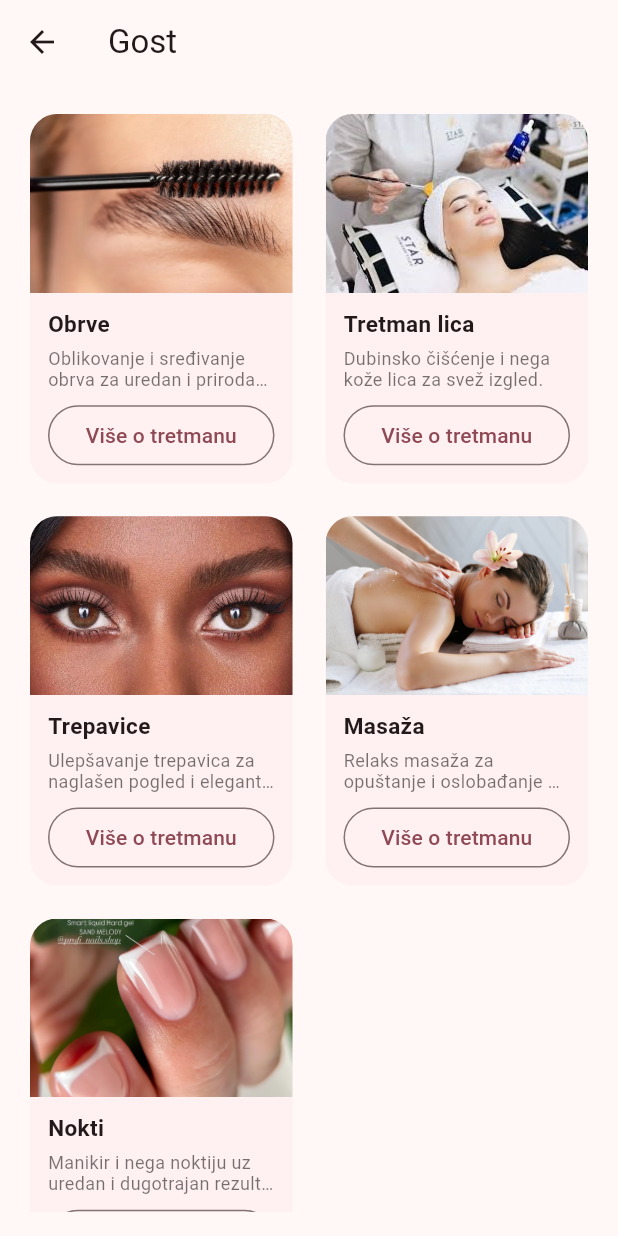
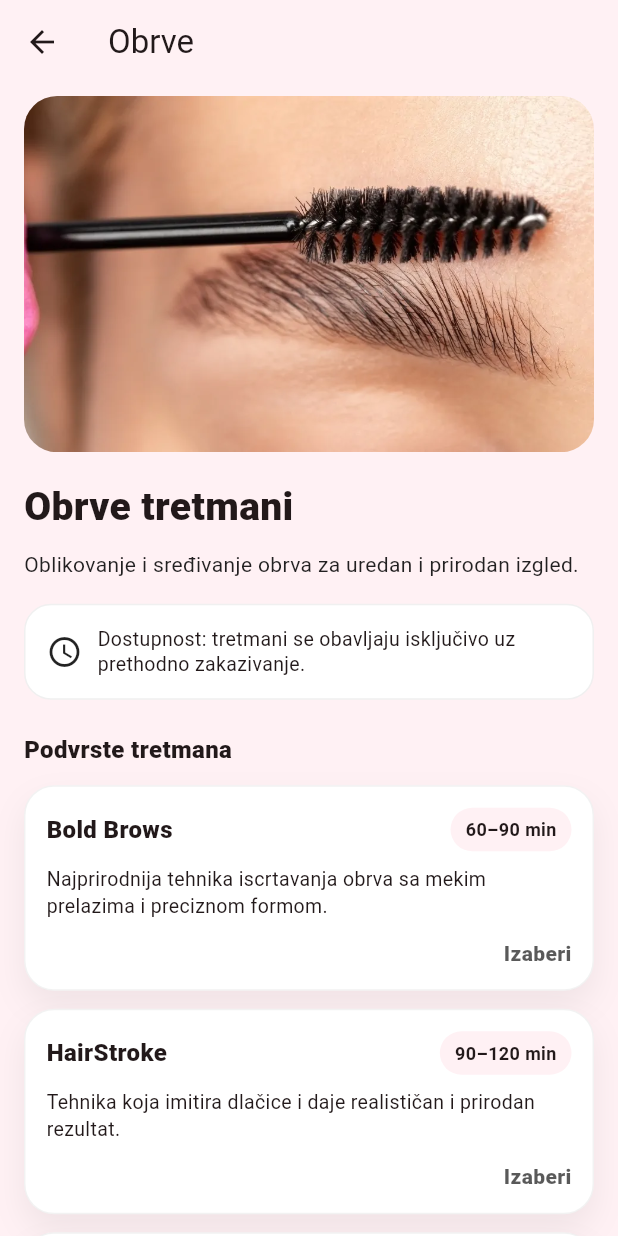
Before and after one commit to Tamara0608/MobilneProjekat, a Flutter app: the GuestHomeScreen screen opened by its route, after a tap on "Više o tretmanu", on a phone screen of 412 x 824 dp. Run offline on Flutter 3.47's test engine with Material 3 defaults, Android fonts, the phone set to English and light mode, and no system bars.

Commit message:
Dodat informativni panel za obrve

```diff
--- a/lib/auth/login_screen.dart
+++ b/lib/auth/login_screen.dart
@@ -1,14 +1,76 @@
+// login_screen.dart
 import 'package:flutter/material.dart';
 
 class LoginScreen extends StatelessWidget {
-  const LoginScreen({super.key});
+  final String? infoMessage;
+
+  const LoginScreen({
+    super.key,
+    this.infoMessage,
+  });
+
+  static const Color _bg = Color(0xFFFFF1F4);
 
   @override
   Widget build(BuildContext context) {
     return Scaffold(
-      appBar: AppBar(title: const Text('Prijava')),
-      body: const Center(
-        child: Text('Login ekran'),
+      backgroundColor: _bg,
+      appBar: AppBar(
+        backgroundColor: _bg,
+        elevation: 0,
+        title: const Text('Prijava / Registracija'),
+      ),
+      body: Padding(
+        padding: const EdgeInsets.all(16),
+        child: Column(
+          children: [
+            const SizedBox(height: 10),
+
+            // ✅ poruka se prikazuje SAMO kad postoji (dakle kad si gost i klikneš Izaberi)
+            if (infoMessage != null)
+              Container(
+                width: double.infinity,
+                padding: const EdgeInsets.all(16),
+                decoration: BoxDecoration(
+                  color: Colors.white,
+                  borderRadius: BorderRadius.circular(20),
+                  border: Border.all(
+                    color: Colors.black.withValues(alpha: 0.06),
+                  ),
+                ),
+                child: Text(
+                  infoMessage!,
+                  style: const TextStyle(fontSize: 14, height: 1.35),
+                ),
+              ),
+
+            if (infoMessage != null) const SizedBox(height: 16),
+
+            SizedBox(
+              width: double.infinity,
+              height: 44,
+              child: ElevatedButton(
+                onPressed: () {
+
+                },
+                child: const Text('Prijavi se'),
+              ),
+            ),
+
+            const SizedBox(height: 10),
+
+            SizedBox(
+              width: double.infinity,
+              height: 44,
+              child: OutlinedButton(
+                onPressed: () {
+
+                },
+                child: const Text('Registruj se'),
+              ),
+            ),
+          ],
+        ),
       ),
     );
   }
--- a/lib/services/guest_home_screen.dart
+++ b/lib/services/guest_home_screen.dart
@@ -1,6 +1,7 @@
 import 'package:flutter/material.dart';
 import '../services/services_data.dart';
 import '../widgets/service_card.dart';
+import '../services/service_details_screen.dart';
 
 class GuestHomeScreen extends StatelessWidget {
   const GuestHomeScreen({super.key});
@@ -21,10 +22,23 @@ class GuestHomeScreen extends StatelessWidget {
           ),
           itemBuilder: (context, index) {
             final s = services[index];
+
             return ServiceCard(
               service: s,
               onMore: () {
+                //obrve
+                final isBrows = s.title.toLowerCase().contains('obrve');
+                if (!isBrows) return;
 
+                Navigator.push(
+                  context,
+                  MaterialPageRoute(
+                    builder: (_) => ServiceDetailsScreen(
+                      service: s,
+                      isGuest: true, //ako je gost treba poruka za log
+                    ),
+                  ),
+                );
               },
             );
           },
--- /dev/null
+++ b/lib/services/service_details_screen.dart
@@ -0,0 +1,429 @@
+// service_details_screen.dart
+import 'package:flutter/material.dart';
+import 'service.dart';
+import '../auth/login_screen.dart';
+
+class ServiceDetailsScreen extends StatelessWidget {
+  final Service service;
+  final bool isGuest; // da li je korisnik gost
+
+  const ServiceDetailsScreen({
+    super.key,
+    required this.service,
+    required this.isGuest,
+  });
+
+  static const Color _bg = Color(0xFFFFF1F4);
+
+  @override
+  Widget build(BuildContext context) {
+    final items = _subServicesFor(service);
+
+    return Scaffold(
+      backgroundColor: _bg,
+      appBar: AppBar(
+        backgroundColor: _bg,
+        elevation: 0,
+        title: Text(service.title),
+      ),
+      body: SingleChildScrollView(
+        child: Column(
+          crossAxisAlignment: CrossAxisAlignment.start,
+          children: [
+            // hero slika
+            Padding(
+              padding: const EdgeInsets.fromLTRB(16, 8, 16, 0),
+              child: ClipRRect(
+                borderRadius: BorderRadius.circular(22),
+                child: AspectRatio(
+                  aspectRatio: 16 / 10,
+                  child: Image.asset(
+                    service.imagePath,
+                    fit: BoxFit.cover,
+                  ),
+                ),
+              ),
+            ),
+
+            const SizedBox(height: 18),
+
+            // naslov + opis
+            Padding(
+              padding: const EdgeInsets.symmetric(horizontal: 16),
+              child: Text(
+                '${service.title} tretmani',
+                style: const TextStyle(
+                  fontSize: 26,
+                  fontWeight: FontWeight.w800,
+                ),
+              ),
+            ),
+            const SizedBox(height: 10),
+            Padding(
+              padding: const EdgeInsets.symmetric(horizontal: 16),
+              child: Text(
+                service.description,
+                style: const TextStyle(
+                  fontSize: 14,
+                  height: 1.4,
+                  color: Colors.black87,
+                ),
+              ),
+            ),
+
+            const SizedBox(height: 16),
+
+            // dostupnost
+            const Padding(
+              padding: EdgeInsets.symmetric(horizontal: 16),
+              child: _AvailabilityCard(),
+            ),
+
+            const SizedBox(height: 22),
+
+            // PODVRSTE
+            if (items.isNotEmpty) ...[
+              const Padding(
+                padding: EdgeInsets.symmetric(horizontal: 16),
+                child: Text(
+                  'Podvrste tretmana',
+                  style: TextStyle(
+                    fontSize: 16,
+                    fontWeight: FontWeight.w800,
+                  ),
+                ),
+              ),
+              const SizedBox(height: 12),
+
+              ListView.separated(
+                padding: const EdgeInsets.fromLTRB(16, 0, 16, 16),
+                shrinkWrap: true,
+                physics: const NeverScrollableScrollPhysics(),
+                itemCount: items.length,
+                separatorBuilder: (_, _) => const SizedBox(height: 12),
+                itemBuilder: (context, i) {
+                  final it = items[i];
+
+                  return _SubServiceCard(
+                    title: it.title,
+                    duration: it.duration,
+                    text: it.text,
+                    onTap: () {
+                      // ako je gost da ga vodi na ekran da se mora prijaviti za zakazivanje
+                      if (isGuest) {
+                        Navigator.push(
+                          context,
+                          MaterialPageRoute(
+                            builder: (_) => const LoginScreen(
+                              infoMessage:
+                                  'Za zakazivanje termina potrebno je da se prijaviš ili registruješ.',
+                            ),
+                          ),
+                        );
+                        return;
+                      }
+
+
+                    },
+                  );
+                },
+              ),
+            ],
+
+            // utisci
+            const Padding(
+              padding: EdgeInsets.fromLTRB(16, 8, 16, 18),
+              child: _InfoPanel(),
+            ),
+
+            // footer
+            const DetailsFooter(),
+          ],
+        ),
+      ),
+    );
+  }
+
+  // PODVRSTE
+  List<_SubService> _subServicesFor(Service s) {
+    if (s.title.toLowerCase().contains('obrve')) {
+      return const [
+        _SubService(
+          title: 'Bold Brows',
+          duration: '60–90 min',
+          text:
+              'Najprirodnija tehnika iscrtavanja obrva sa mekim prelazima i preciznom formom.',
+        ),
+        _SubService(
+          title: 'HairStroke',
+          duration: '90–120 min',
+          text:
+              'Tehnika koja imitira dlačice i daje realističan i prirodan rezultat.',
+        ),
+        _SubService(
+          title: 'Puder obrve',
+          duration: '90–120 min',
+          text: 'Senčenje koje daje puderast efekat bez oštrih ivica.',
+        ),
+        _SubService(
+          title: 'Začešljavanje obrva',
+          duration: '30–45 min',
+          text:
+              'Polutrajno oblikovanje koje daje uredan i postojan izgled obrva.',
+        ),
+      ];
+    }
+
+    return const [];
+  }
+}
+
+class _SubService {
+  final String title;
+  final String duration;
+  final String text;
+
+  const _SubService({
+    required this.title,
+    required this.duration,
+    required this.text,
+  });
+}
+
+class _SubServiceCard extends StatelessWidget {
+  final String title;
+  final String duration;
+  final String text;
+  final VoidCallback onTap;
+
+  const _SubServiceCard({
+    required this.title,
+    required this.duration,
+    required this.text,
+    required this.onTap,
+  });
+
+  @override
+  Widget build(BuildContext context) {
+    return InkWell(
+      borderRadius: BorderRadius.circular(20),
+      onTap: onTap,
+      child: Ink(
+        padding: const EdgeInsets.all(14),
+        decoration: BoxDecoration(
+          color: Colors.white,
+          borderRadius: BorderRadius.circular(20),
+          border: Border.all(color: Colors.black.withValues(alpha: 0.05)),
+          boxShadow: [
+            BoxShadow(
+              blurRadius: 18,
+              offset: const Offset(0, 10),
+              color: Colors.black.withValues(alpha: 0.06),
+            ),
+          ],
+        ),
+        child: Column(
+          crossAxisAlignment: CrossAxisAlignment.start,
+          children: [
+            Row(
+              children: [
+                Expanded(
+                  child: Text(
+                    title,
+                    style: const TextStyle(
+                      fontSize: 16,
+                      fontWeight: FontWeight.w800,
+                    ),
+                  ),
+                ),
+                Container(
+                  padding:
+                      const EdgeInsets.symmetric(horizontal: 10, vertical: 6),
+                  decoration: BoxDecoration(
+                    color: const Color(0xFFFFF1F4),
+                    borderRadius: BorderRadius.circular(999),
+                  ),
+                  child: Text(
+                    duration,
+                    style: const TextStyle(
+                      fontSize: 12,
+                      fontWeight: FontWeight.w700,
+                    ),
+                  ),
+                ),
+              ],
+            ),
+            const SizedBox(height: 10),
+            Text(
+              text,
+              style: const TextStyle(fontSize: 13, height: 1.35),
+            ),
+            const SizedBox(height: 12),
+            Align(
+              alignment: Alignment.centerRight,
+              child: Text(
+                'Izaberi',
+                style: TextStyle(
+                  fontWeight: FontWeight.w800,
+                  color: Colors.black.withValues(alpha: 0.65),
+                ),
+              ),
+            ),
+          ],
+        ),
+      ),
+    );
+  }
+}
+
+class _AvailabilityCard extends StatelessWidget {
+  const _AvailabilityCard();
+
+  @override
+  Widget build(BuildContext context) {
+    return Container(
+      padding: const EdgeInsets.all(14),
+      decoration: BoxDecoration(
+        color: Colors.white,
+        borderRadius: BorderRadius.circular(18),
+        border: Border.all(color: Colors.black.withValues(alpha: 0.06)),
+      ),
+      child: const Row(
+        children: [
+          Icon(Icons.schedule),
+          SizedBox(width: 10),
+          Expanded(
+            child: Text(
+              'Dostupnost: tretmani se obavljaju isključivo uz prethodno zakazivanje.',
+              style: TextStyle(fontSize: 13, height: 1.3),
+            ),
+          ),
+        ],
+      ),
+    );
+  }
+}
+
+class _InfoPanel extends StatelessWidget {
+  const _InfoPanel();
+
+  @override
+  Widget build(BuildContext context) {
+    return Container(
+      padding: const EdgeInsets.all(16),
+      decoration: BoxDecoration(
+        color: Colors.black,
+        borderRadius: BorderRadius.circular(22),
+      ),
+      child: const Column(
+        crossAxisAlignment: CrossAxisAlignment.start,
+        children: [
+          Text('Utisci', style: TextStyle(color: Colors.white70)),
+          SizedBox(height: 8),
+          Text(
+            'Naši klijenti',
+            style: TextStyle(
+              color: Colors.white,
+              fontSize: 20,
+              fontWeight: FontWeight.w900,
+            ),
+          ),
+          SizedBox(height: 10),
+          Text(
+            'Sve preporuke! Tretman je bio profesionalan i veoma prijatan.',
+            style: TextStyle(color: Colors.white70),
+          ),
+          SizedBox(height: 14),
+          Text(
+            '— Olivera',
+            style: TextStyle(color: Colors.white),
+          ),
+        ],
+      ),
+    );
+  }
+}
+
+class DetailsFooter extends StatelessWidget {
+  const DetailsFooter({super.key});
+
+  @override
+  Widget build(BuildContext context) {
+    return Container(
+      margin: const EdgeInsets.fromLTRB(16, 0, 16, 28),
+      padding: const EdgeInsets.all(18),
+      decoration: BoxDecoration(
+        color: Colors.black,
+        borderRadius: BorderRadius.circular(22),
+      ),
+      child: const Column(
+        crossAxisAlignment: CrossAxisAlignment.start,
+        children: [
+          _FooterAbout(),
+          SizedBox(height: 18),
+          _FooterWorkTime(),
+          SizedBox(height: 18),
+          _FooterContact(),
+        ],
+      ),
+    );
+  }
+}
+
+class _FooterAbout extends StatelessWidget {
+  const _FooterAbout();
+
+  @override
+  Widget build(BuildContext context) {
+    return const Column(
+      crossAxisAlignment: CrossAxisAlignment.start,
+      children: [
+        Text('O nama',
+            style: TextStyle(color: Colors.white, fontWeight: FontWeight.w900)),
+        SizedBox(height: 8),
+        Text(
+          'SmartBooking je moderna aplikacija za pregled i zakazivanje usluga.',
+          style: TextStyle(color: Colors.white70),
+        ),
+      ],
+    );
+  }
+}
+
+class _FooterWorkTime extends StatelessWidget {
+  const _FooterWorkTime();
+
+  @override
+  Widget build(BuildContext context) {
+    return const Column(
+      crossAxisAlignment: CrossAxisAlignment.start,
+      children: [
+        Text('Radno vreme',
+            style: TextStyle(color: Colors.white, fontWeight: FontWeight.w900)),
+        SizedBox(height: 8),
+        Text('Rad isključivo uz zakazivanje',
+            style: TextStyle(color: Colors.white70)),
+      ],
+    );
+  }
+}
+
+class _FooterContact extends StatelessWidget {
+  const _FooterContact();
+
+  @override
+  Widget build(BuildContext context) {
+    return const Column(
+      crossAxisAlignment: CrossAxisAlignment.start,
+      children: [
+        Text('Kontakt',
+            style: TextStyle(color: Colors.white, fontWeight: FontWeight.w900)),
+        SizedBox(height: 8),
+        Text('Bulevar Kralja Petra I 45\n21000 Novi Sad',
+            style: TextStyle(color: Colors.white70)),
+        Text('+381 64 987 65 43', style: TextStyle(color: Colors.white)),
+        Text('info@smartbooking.rs', style: TextStyle(color: Colors.white)),
+      ],
+    );
+  }
+}
```
